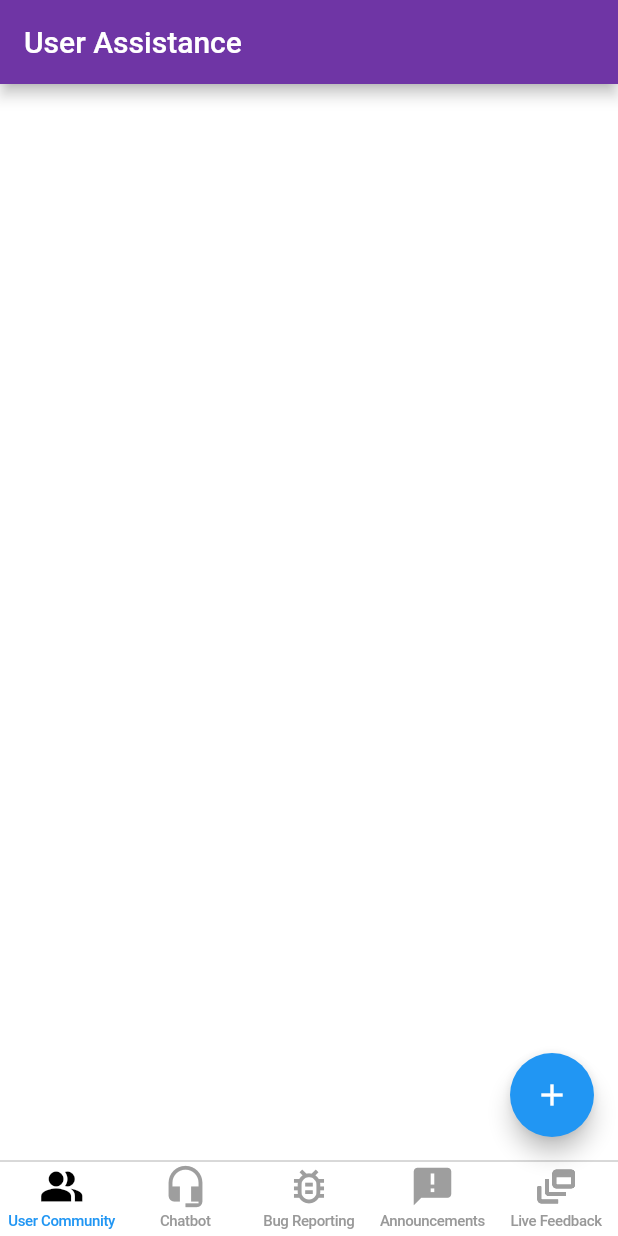
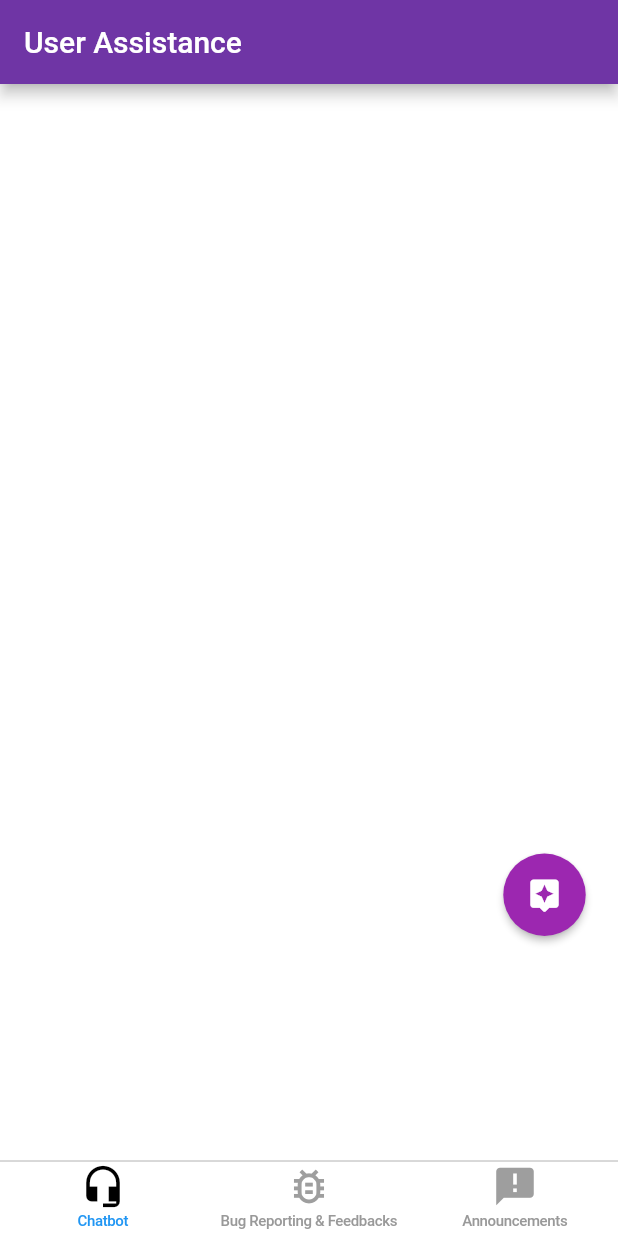
Before and after one commit to Ash993/Assistant_Hackathon_project, a Flutter app: the MyHomePage screen opened directly, on a phone screen of 412 x 824 dp. Run offline on Flutter 3.47's test engine with Material 2 defaults, Android fonts, the phone set to English and light mode, and no system bars; our stand-ins replace flutter_spinkit, flutter_svg, font_awesome_flutter; missing offline and left inert: simple_url_preview, wiredash.

Commit message:
Update assistant_page.dart

```diff
--- a/lib/Screens/User/assistant_page.dart
+++ b/lib/Screens/User/assistant_page.dart
@@ -51,6 +51,7 @@ class MyHomePage extends StatefulWidget {
 }
 
 class _MyHomePageState extends State<MyHomePage> {
+  bool clicked= false;
   int _page = 0;
 
   void _features(){
@@ -68,8 +69,10 @@ class _MyHomePageState extends State<MyHomePage> {
       appBar: AppBar(
         title: Text('User Assistance'),
 
+
       ),
       body: Scaffold(
+        body: assist(context),
 
 bottomNavigationBar: CupertinoTabBar(
 
@@ -77,17 +80,8 @@ bottomNavigationBar: CupertinoTabBar(
   backgroundColor: Colors.white,
   items: <BottomNavigationBarItem>[
     BottomNavigationBarItem(
-      icon: Icon(Icons.people_alt,
+      icon: Icon(Icons.headset_mic,
         color: (_page == 0) ? Colors.black : Colors.grey,
-      ),
-      title: new Text('User Community', style: TextStyle(color: Colors.black87,
-          fontSize: 11.0,
-          fontWeight: FontWeight.bold),),
-      backgroundColor: Colors.white,
-    ),
-    BottomNavigationBarItem(
-      icon: Icon(Icons.headset_mic,
-        color: (_page == 1) ? Colors.black : Colors.grey,
 
       ),
       title: new Text('Chatbot', style: TextStyle(color: Colors.black87,
@@ -97,17 +91,17 @@ bottomNavigationBar: CupertinoTabBar(
     ),
     BottomNavigationBarItem(
       icon: Icon(Icons.bug_report_outlined,
-        color: (_page == 2) ? Colors.black : Colors.grey,
+        color: (_page == 1) ? Colors.black : Colors.grey,
 
       ),
-      title: new Text('Bug Reporting', style: TextStyle(color: Colors.black87,
+      title: new Text('Bug Reporting & Feedbacks', style: TextStyle(color: Colors.black87,
           fontSize: 11.0,
           fontWeight: FontWeight.bold),),
       backgroundColor: Colors.white,
     ),
     BottomNavigationBarItem(
       icon: Icon(Icons.announcement,
-        color: (_page == 3) ? Colors.black : Colors.grey,
+        color: (_page == 2) ? Colors.black : Colors.grey,
 
       ),
       title: new Text('Announcements', style: TextStyle(
@@ -116,56 +110,139 @@ bottomNavigationBar: CupertinoTabBar(
           fontWeight: FontWeight.bold),),
       backgroundColor: Colors.white,
     ),
-    BottomNavigationBarItem(
-      icon: Icon(Icons.dynamic_feed,
-        color: (_page == 4) ? Colors.black : Colors.grey,
-
-      ),
-      title: new Text('Live Feedback', style: TextStyle(color: Colors.black87,
-          fontSize: 11.0,
-          fontWeight: FontWeight.bold),),
-      backgroundColor: Colors.white,
-    ),
+    // BottomNavigationBarItem(
+    //   icon: Icon(Icons.dynamic_feed,
+    //     color: (_page == 4) ? Colors.black : Colors.grey,
+    //
+    //   ),
+    //   title: new Text('Live Feedback', style: TextStyle(color: Colors.black87,
+    //       fontSize: 11.0,
+    //       fontWeight: FontWeight.bold),),
+    //   backgroundColor: Colors.white,
+    // ),
 
   ],
   onTap: (index) {
     setState(() {
       _page = index;
     });
+
     if (_page == 0) {
       return Navigator.push(context,
-        MaterialPageRoute(builder: (context) => UserCommunity()),
+        MaterialPageRoute(builder: (context) => ChatDetailPage()),
       );
     }
     if (_page == 1) {
-      return Navigator.push(context,
-        MaterialPageRoute(builder: (context) => ChatBot()),
-      );
+      _features();
     }
     if (_page == 2) {
-      return Navigator.push(context,
-        MaterialPageRoute(builder: (context) => BugReporting()),
-      );
-    }
-    if (_page == 3) {
       return Navigator.push(context,
         MaterialPageRoute(builder: (context) => Announcements()),
       );
     }
-    if (_page == 4) {
-      return Navigator.push(context,
-        MaterialPageRoute(builder: (context) => LiveFeedback()),
-      );
-    }
+    // if (_page == 4) {
+    //   return Navigator.push(context,
+    //     MaterialPageRoute(builder: (context) => LiveFeedback()),
+    //   );
+    // }
   },
 
 ),
-        floatingActionButton: FloatingActionButton(
-          child: Icon(Icons.add),
-          onPressed: _features,
-        ),
+        // floatingActionButton: Padding(
+        //   padding: const EdgeInsets.only(right: 275.0),
+        //   child: FloatingActionButton(
+        //     child: Icon(Icons.add),
+        //     onPressed: _features,
+        //   ),
+        // ),
       ),
     );
 
   }
+
+
+  Widget assist(BuildContext context) {
+    return Stack(
+      children: [
+        Positioned(
+            bottom: 150,
+            right: 5,
+            child: RawMaterialButton(
+              elevation: 2.0,
+              padding: EdgeInsets.all(15.0),
+              shape: CircleBorder(),
+              fillColor: Colors.purple,
+              child: Icon(Icons.assistant_rounded,size: 25,color: Colors.white,),
+              onPressed: () {
+                setState(() {
+                  if (this.clicked)
+                    this.clicked=false;
+                  else
+                    this.clicked=true;
+                });
+              },
+            )),
+        this.clicked?Positioned(
+            bottom: 240,
+            right: 0,
+            child: RawMaterialButton(
+              elevation: 2.0,
+              padding: EdgeInsets.all(15.0),
+              shape: CircleBorder(),
+              fillColor: Colors.blue,
+              child: Icon(Icons.people_alt,size: 25,color: Colors.white,),
+              onPressed: () {
+              },
+            )):Container(),
+        this.clicked?Positioned(
+            bottom: 60,
+            right: 0,
+            child: RawMaterialButton(
+              elevation: 2.0,
+              padding: EdgeInsets.all(15.0),
+              shape: CircleBorder(),
+              fillColor: Colors.blue,
+              child: Icon(Icons.dynamic_feed,size: 25,color: Colors.white,),
+              onPressed: () {
+              },
+            )):Container(),
+        this.clicked?Positioned(
+            bottom: 210,
+            right: 60,
+            child: RawMaterialButton(
+              elevation: 2.0,
+              padding: EdgeInsets.all(15.0),
+              shape: CircleBorder(),
+              fillColor: Colors.blue,
+              child: Icon(Icons.headset_mic,size: 25,color: Colors.white,),
+              onPressed: () {
+              },
+            )):Container(),
+        this.clicked?Positioned(
+            bottom: 90,
+            right: 60,
+            child: RawMaterialButton(
+              elevation: 2.0,
+              padding: EdgeInsets.all(15.0),
+              shape: CircleBorder(),
+              fillColor: Colors.blue,
+              child: Icon(Icons.announcement,size: 25,color: Colors.white,),
+              onPressed: () {
+              },
+            )):Container(),
+        this.clicked?Positioned(
+            bottom: 150,
+            right: 80,
+            child: RawMaterialButton(
+              elevation: 2.0,
+              padding: EdgeInsets.all(15.0),
+              shape: CircleBorder(),
+              fillColor: Colors.blue,
+              child: Icon(Icons.bug_report_outlined,size: 25,color: Colors.white,),
+              onPressed: () {
+              },
+            )):Container(),
+      ],
+    );
+  }
 }
```
